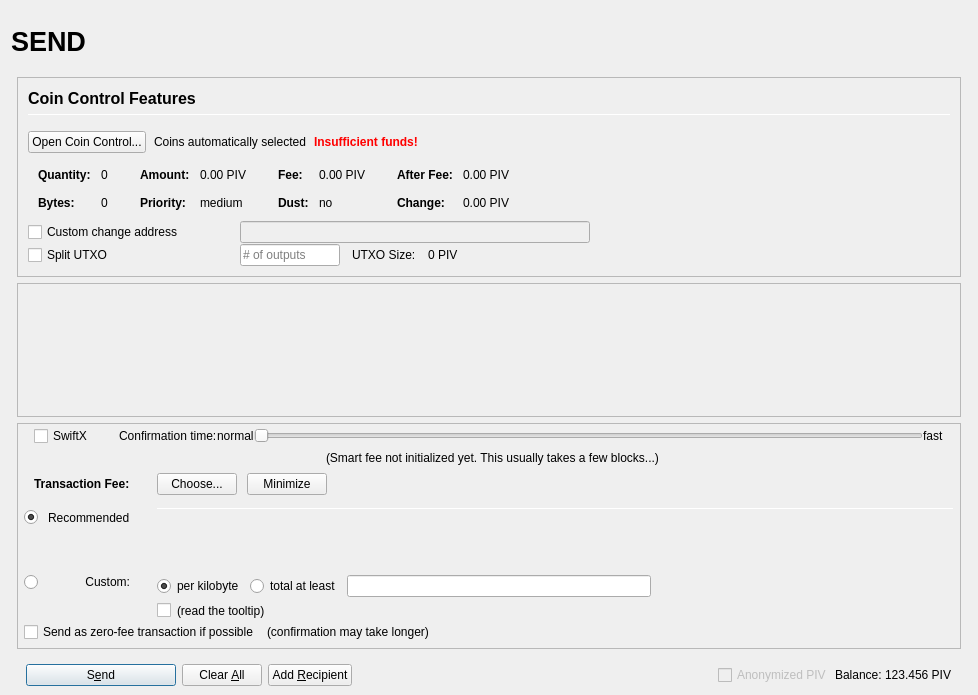
Before: the Qt Designer form src/qt/forms/sendcoinsdialog.ui in binarysculptor/wallet, drawn with Qt 5.
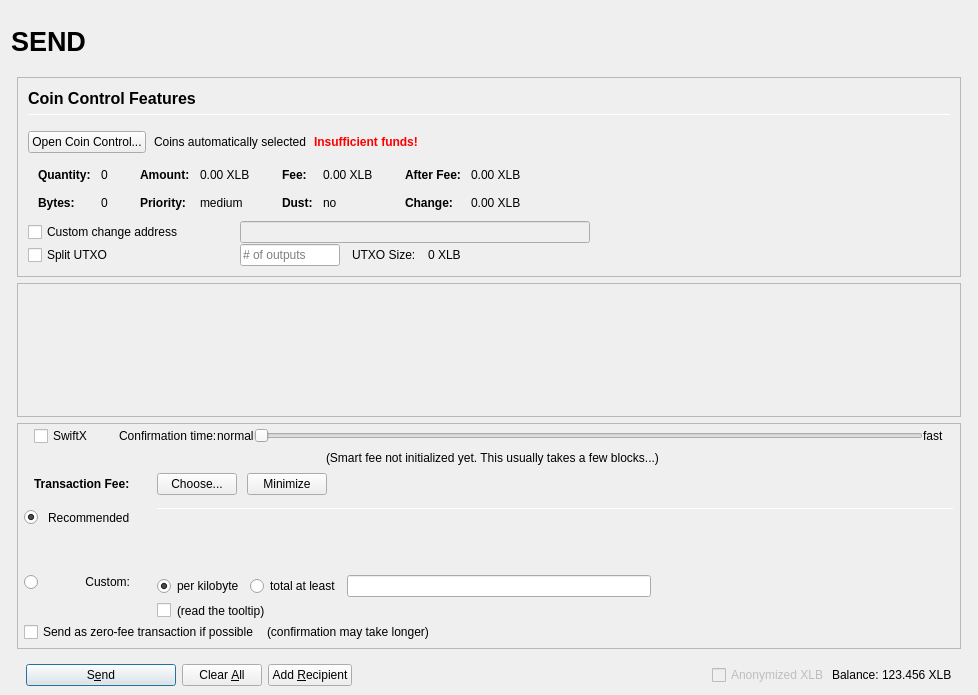
After: the same form once the commit is applied. Icons and pictures are not drawn. Custom widgets are drawn as their Qt base class.

What changed in the file:
```diff
--- a/src/qt/forms/sendcoinsdialog.ui
+++ b/src/qt/forms/sendcoinsdialog.ui
@@ -493,7 +493,7 @@
                         <enum>Qt::ActionsContextMenu</enum>
                        </property>
                        <property name="text">
-                        <string notr="true">0.00 PIV</string>
+                        <string notr="true">0.00 XLB</string>
                        </property>
                        <property name="textInteractionFlags">
                         <set>Qt::LinksAccessibleByMouse|Qt::TextSelectableByKeyboard|Qt::TextSelectableByMouse</set>
@@ -573,7 +573,7 @@
                         <enum>Qt::ActionsContextMenu</enum>
                        </property>
                        <property name="text">
-                        <string notr="true">0.00 PIV</string>
+                        <string notr="true">0.00 XLB</string>
                        </property>
                        <property name="textInteractionFlags">
                         <set>Qt::LinksAccessibleByMouse|Qt::TextSelectableByKeyboard|Qt::TextSelectableByMouse</set>
@@ -653,7 +653,7 @@
                         <enum>Qt::ActionsContextMenu</enum>
                        </property>
                        <property name="text">
-                        <string notr="true">0.00 PIV</string>
+                        <string notr="true">0.00 XLB</string>
                        </property>
                        <property name="textInteractionFlags">
                         <set>Qt::LinksAccessibleByMouse|Qt::TextSelectableByKeyboard|Qt::TextSelectableByMouse</set>
@@ -682,7 +682,7 @@
                         <enum>Qt::ActionsContextMenu</enum>
                        </property>
                        <property name="text">
-                        <string notr="true">0.00 PIV</string>
+                        <string notr="true">0.00 XLB</string>
                        </property>
                        <property name="textInteractionFlags">
                         <set>Qt::LinksAccessibleByMouse|Qt::TextSelectableByKeyboard|Qt::TextSelectableByMouse</set>
@@ -849,7 +849,7 @@
                 <item>
                  <widget class="QLabel" name="labelBlockSize">
                   <property name="text">
-                   <string>0 PIV</string>
+                   <string>0 XLB</string>
                   </property>
                  </widget>
                 </item>
@@ -1714,7 +1714,7 @@
                 <bool>false</bool>
                </property>
                <property name="text">
-                <string>Anonymized PIV</string>
+                <string>Anonymized XLB</string>
                </property>
               </widget>
              </item>
@@ -1737,7 +1737,7 @@
                 <cursorShape>IBeamCursor</cursorShape>
                </property>
                <property name="text">
-                <string notr="true">123.456 PIV</string>
+                <string notr="true">123.456 XLB</string>
                </property>
                <property name="textInteractionFlags">
                 <set>Qt::LinksAccessibleByMouse|Qt::TextSelectableByKeyboard|Qt::TextSelectableByMouse</set>
```
Left out of the diff: 2 changed lines with no effect on the pictures.
